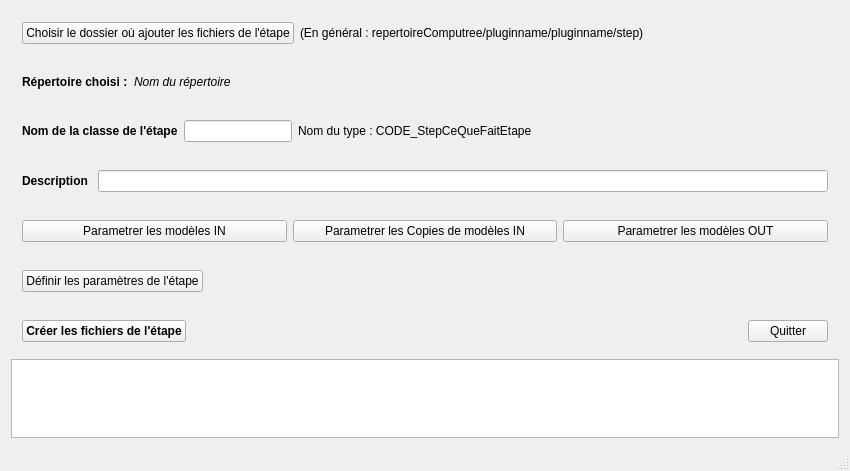
Before: the Qt Designer form stepcreatorv2/mainwindow.ui in computree/computree-v3, drawn with Qt 5.
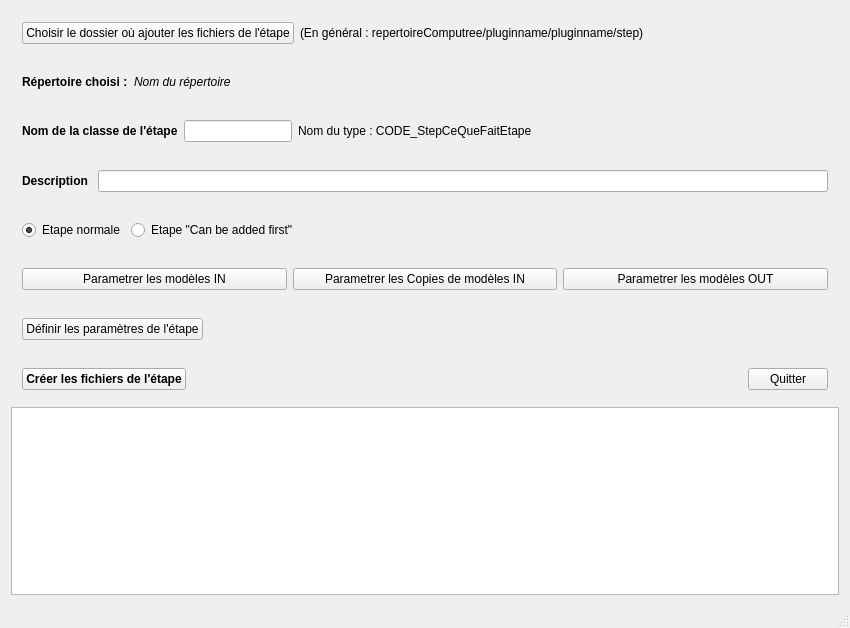
After: the same form once the commit is applied.

Commit message: StepCreator : possibilité de créer des CanBeAddedFirst

The edit to the form file:
```diff
--- a/stepcreatorv2/mainwindow.ui
+++ b/stepcreatorv2/mainwindow.ui
@@ -7,7 +7,7 @@
     <x>0</x>
     <y>0</y>
     <width>850</width>
-    <height>471</height>
+    <height>628</height>
    </rect>
   </property>
   <property name="windowTitle">
@@ -166,6 +166,42 @@
       </layout>
      </widget>
     </item>
+    <item>
+     <widget class="QWidget" name="widget_8" native="true">
+      <layout class="QHBoxLayout" name="horizontalLayout_8">
+       <item>
+        <widget class="QRadioButton" name="rb_normal">
+         <property name="text">
+          <string>Etape normale</string>
+         </property>
+         <property name="checked">
+          <bool>true</bool>
+         </property>
+        </widget>
+       </item>
+       <item>
+        <widget class="QRadioButton" name="rb_canbeaddedfirst">
+         <property name="text">
+          <string>Etape &quot;Can be added first&quot;</string>
+         </property>
+        </widget>
+       </item>
+       <item>
+        <spacer name="horizontalSpacer_6">
+         <property name="orientation">
+          <enum>Qt::Horizontal</enum>
+         </property>
+         <property name="sizeHint" stdset="0">
+          <size>
+           <width>40</width>
+           <height>20</height>
+          </size>
+         </property>
+        </spacer>
+       </item>
+      </layout>
+     </widget>
+    </item>
     <item>
      <widget class="QWidget" name="widget_4" native="true">
       <layout class="QHBoxLayout" name="horizontalLayout_4">
```
The commit also changes 2 other files.
